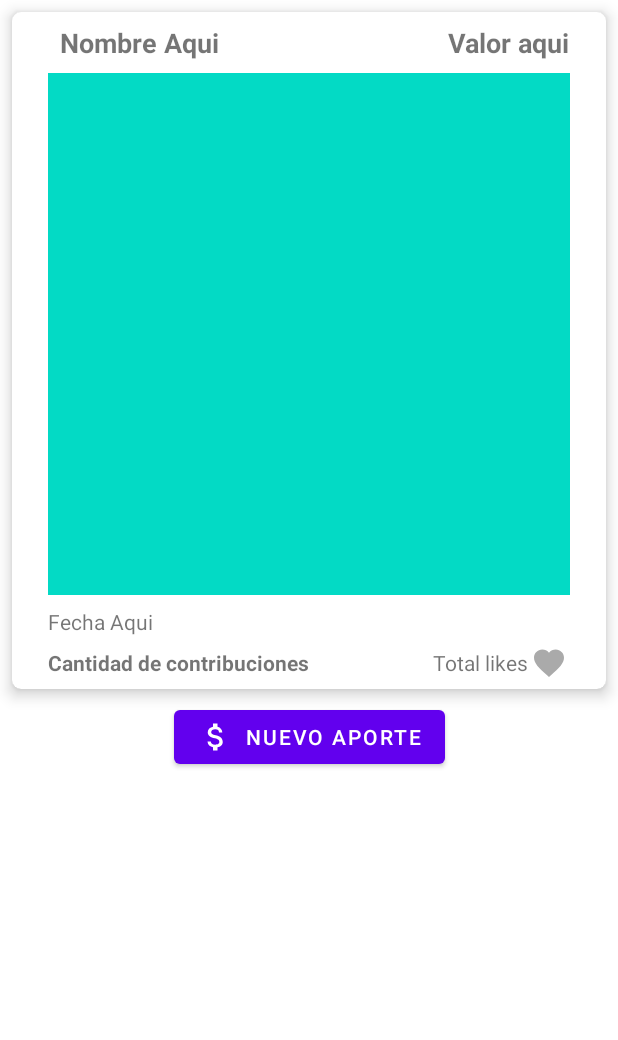
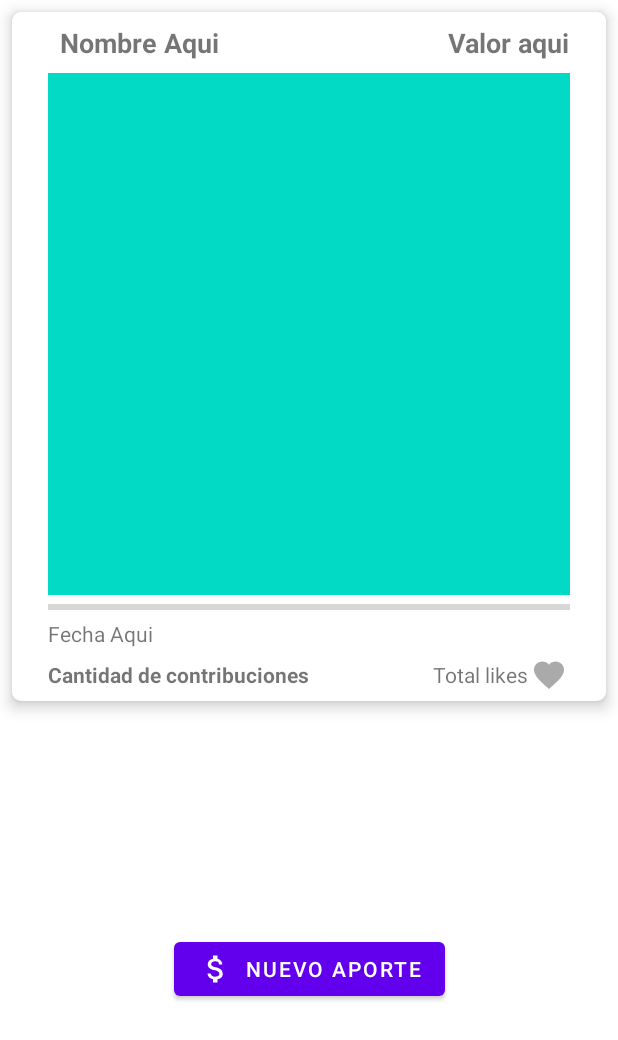
Before and after one commit to MaCls98/money_saver, an Android app: the layout dialog_goal.xml on its own in the app's theme, with its tools: preview values and no code run, on a phone screen of 412 x 824 dp. Shown: the top 1040 px of the screen. Run offline under Robolectric (Android 15) with nearby library versions, the phone set to English and light mode, and no system bars.

Commit message:
Se agrego una barra de progreso para las metas

```diff
--- a/app/src/main/java/com/theoffice/moneysaver/adapters/ProfileRVAdapter.java
+++ b/app/src/main/java/com/theoffice/moneysaver/adapters/ProfileRVAdapter.java
@@ -8,6 +8,7 @@ import android.view.ViewGroup;
 import android.widget.Button;
 import android.widget.ImageButton;
 import android.widget.ImageView;
+import android.widget.ProgressBar;
 import android.widget.TextView;
 
 import androidx.annotation.NonNull;
@@ -86,6 +87,7 @@ public class ProfileRVAdapter extends RecyclerView.Adapter<RecyclerView.ViewHold
         TextView tvGoalLikes;
         ImageView ivGoalPhoto;
         ImageButton ibDeleteGoal;
+        ProgressBar pbGoalProgress;
         ConstraintLayout clMiniGoal;
 
         public GoalViewHolder(@NonNull View itemView, final OnItemClickListener listener) {
@@ -96,6 +98,7 @@ public class ProfileRVAdapter extends RecyclerView.Adapter<RecyclerView.ViewHold
             ibDeleteGoal = itemView.findViewById(R.id.ib_delete_goal);
             ivGoalPhoto = itemView.findViewById(R.id.iv_goal_photo);
             clMiniGoal = itemView.findViewById(R.id.cl_mini_goal);
+            pbGoalProgress = itemView.findViewById(R.id.pb_goal_progress);
             ivGoalPhoto.setOnClickListener(new View.OnClickListener() {
                 @Override
                 public void onClick(View view) {
@@ -147,6 +150,7 @@ public class ProfileRVAdapter extends RecyclerView.Adapter<RecyclerView.ViewHold
             //goalViewHolder.tvGoalActualMoney.setText("$" + goal.getGoalActualMoney());
             goalViewHolder.tvGoalActualMoney.setText(calculatePercentage(goal)  + "%");
             goalViewHolder.tvGoalLikes.setText(context.getString(R.string.likes, goal.getGoalLikes().size()));
+            goalViewHolder.pbGoalProgress.setProgress(calculatePercentage(goal));
 
             if((25 - calculatePercentage(goal) / 4) > 0){
                 MyFileUtils.blurImage(context, ((GoalViewHolder) holder).ivGoalPhoto, goal);
--- a/app/src/main/java/com/theoffice/moneysaver/data/repositories/MoneySaverRepository.java
+++ b/app/src/main/java/com/theoffice/moneysaver/data/repositories/MoneySaverRepository.java
@@ -43,12 +43,13 @@ public class MoneySaverRepository {
         return repository;
     }
 
-    public String createUser(String huaweiAccountId) throws InterruptedException {
+    public String createUser(String huaweiAccountId, String huaweiUsername) throws InterruptedException {
         final User result = new User();
         final CountDownLatch countDownLatch = new CountDownLatch(1);
         HttpUrl url = HttpUrl.parse(AppConstants.BASE_URL + AppConstants.CREATE_USER_URL).newBuilder()
                 .build();
         RequestBody formBody = new FormBody.Builder()
+                .add("huaweiUserName", huaweiUsername)
                 .add("huaweiUserId", huaweiAccountId)
                 .build();
         Request request = new Request.Builder()
--- a/app/src/main/java/com/theoffice/moneysaver/views/activities/LoginActivity.java
+++ b/app/src/main/java/com/theoffice/moneysaver/views/activities/LoginActivity.java
@@ -72,7 +72,7 @@ public class LoginActivity extends AppCompatActivity implements View.OnClickList
         try {
             String userId = repository.getUserId(huaweiAccount.getUnionId());
             if(userId == null){
-                userId = repository.createUser(huaweiAccount.getUnionId());
+                userId = repository.createUser(huaweiAccount.getUnionId(), huaweiAccount.getDisplayName());
             }
             String photoPath = huaweiAccount.getAvatarUriString().isEmpty()
                     ? AppConstants.USER_PLACEHOLDER : huaweiAccount.getAvatarUriString();
--- a/app/src/main/java/com/theoffice/moneysaver/views/dialogs/DialogShowGoal.java
+++ b/app/src/main/java/com/theoffice/moneysaver/views/dialogs/DialogShowGoal.java
@@ -12,6 +12,7 @@ import android.view.ViewGroup;
 import android.widget.Button;
 import android.widget.ImageButton;
 import android.widget.ImageView;
+import android.widget.ProgressBar;
 import android.widget.TextView;
 
 import androidx.annotation.NonNull;
@@ -65,6 +66,7 @@ public class DialogShowGoal extends DialogFragment implements View.OnClickListen
     private ImageView ivGoalPhoto;
     private Button btnAddContribution;
     private ImageButton ibLikeGoal;
+    private ProgressBar pbGoalProgress;
 
     @Override
     public void onCreate(@Nullable Bundle savedInstanceState) {
@@ -122,7 +124,7 @@ public class DialogShowGoal extends DialogFragment implements View.OnClickListen
         if (goal.getGoalActualMoney() == goal.getGoalCost()){
             btnAddContribution.setVisibility(View.GONE);
         }
-
+        pbGoalProgress.setProgress(calculatePercentage(goal));
     }
 
     private void initComponents(View v) {
@@ -139,6 +141,8 @@ public class DialogShowGoal extends DialogFragment implements View.OnClickListen
         btnAddContribution.setOnClickListener(this);
         ibLikeGoal = v.findViewById(R.id.ib_like_goal);
         ibLikeGoal.setOnClickListener(this);
+        pbGoalProgress = v.findViewById(R.id.pb_goal_progress);
+        pbGoalProgress.setProgress(calculatePercentage(goal));
         ImageButton ibLikeGoal = v.findViewById(R.id.ib_like_goal);
         ibLikeGoal.setOnClickListener(this);
 
--- a/app/src/main/res/layout/dialog_goal.xml
+++ b/app/src/main/res/layout/dialog_goal.xml
@@ -4,13 +4,13 @@
     xmlns:tools="http://schemas.android.com/tools"
     android:id="@+id/cl_add_goal"
     android:layout_width="match_parent"
-    android:layout_height="wrap_content"
+    android:layout_height="match_parent"
     android:background="@android:color/transparent">
 
     <androidx.cardview.widget.CardView
         android:id="@+id/cardView"
         android:layout_width="match_parent"
-        android:layout_height="wrap_content"
+        android:layout_height="0dp"
         android:layout_marginStart="8dp"
         android:layout_marginTop="8dp"
         android:layout_marginEnd="8dp"
@@ -52,11 +52,10 @@
                 android:id="@+id/tv_goal_date"
                 android:layout_width="wrap_content"
                 android:layout_height="wrap_content"
-                android:layout_marginTop="8dp"
                 android:text="Fecha Aqui"
                 android:textSize="14sp"
                 app:layout_constraintStart_toStartOf="@+id/iv_goal_photo"
-                app:layout_constraintTop_toBottomOf="@+id/iv_goal_photo" />
+                app:layout_constraintTop_toBottomOf="@+id/pb_goal_progress" />
 
             <ImageView
                 android:id="@+id/iv_goal_photo"
@@ -107,6 +106,16 @@
                 app:layout_constraintTop_toTopOf="@+id/tv_goal_likes"
                 app:srcCompat="@drawable/like_icon" />
 
+            <ProgressBar
+                android:id="@+id/pb_goal_progress"
+                style="?android:attr/progressBarStyleHorizontal"
+                android:layout_width="0dp"
+                android:layout_height="wrap_content"
+                android:max="100"
+                app:layout_constraintEnd_toEndOf="@+id/iv_goal_photo"
+                app:layout_constraintStart_toStartOf="@+id/iv_goal_photo"
+                app:layout_constraintTop_toBottomOf="@+id/iv_goal_photo" />
+
         </androidx.constraintlayout.widget.ConstraintLayout>
 
     </androidx.cardview.widget.CardView>
```
Also changed, not shown: app/src/main/res/layout/card_view_mini_goal.xml (+11 -2 lines).
